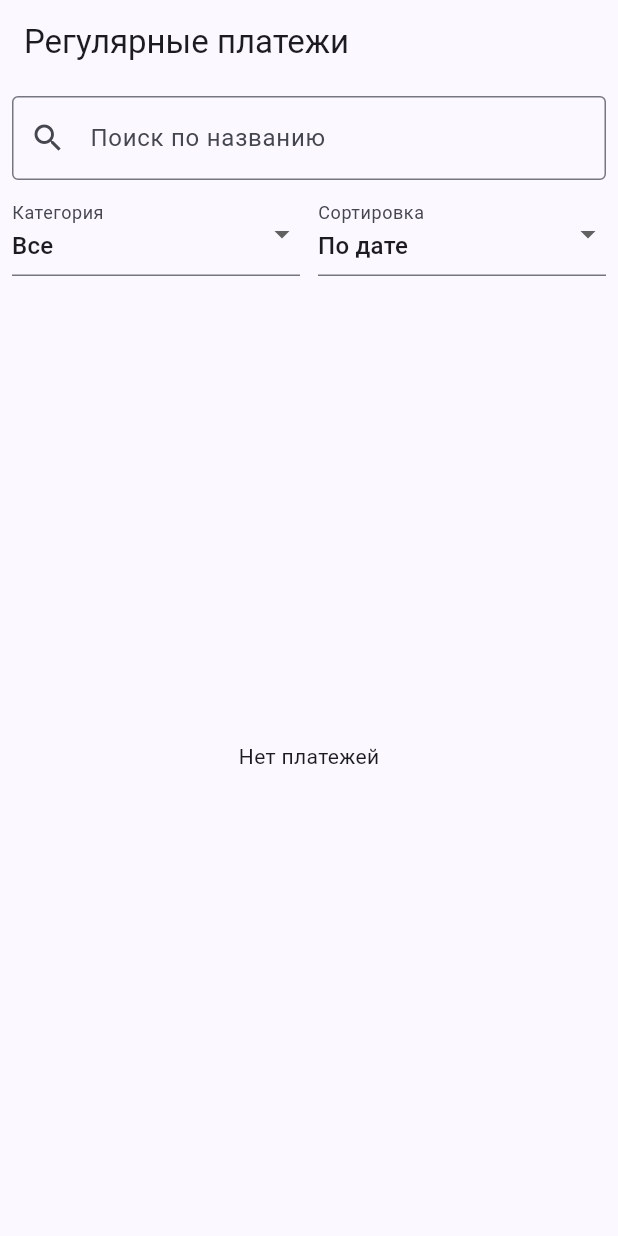
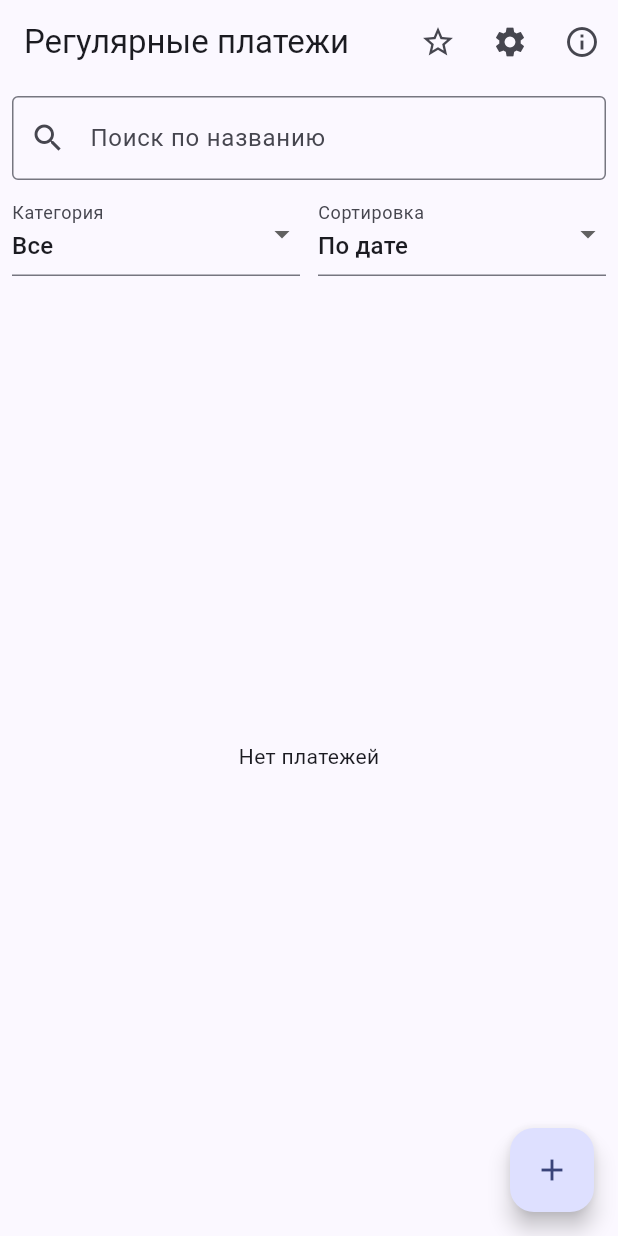
Before and after one commit to WenoSense/Flutter-pr7, a Flutter app: the screen it shows after launch, on a phone screen of 412 x 824 dp. Run offline on Flutter 3.47's test engine with Material 3 defaults, Android fonts, the phone set to English and light mode, and no system bars.

Commit message:
Добавление страничной вертикальной навигации

```diff
--- a/lib/features/payments/screens/payments_list_screen.dart
+++ b/lib/features/payments/screens/payments_list_screen.dart
@@ -2,7 +2,10 @@ import 'package:flutter/material.dart';
 import '../../../data/payment_repository.dart';
 import '../models/payment.dart';
 import '../widgets/payment_card.dart';
-
+import 'payment_form_screen.dart';
+import 'favorites_screen.dart';
+import 'settings_screen.dart';
+import 'about_developer_screen.dart';
 
 enum SortOption { nearestDate, category, amount }
 
@@ -75,6 +78,34 @@ class _PaymentsListScreenState extends State<PaymentsListScreen> {
     return Scaffold(
       appBar: AppBar(
         title: const Text('Регулярные платежи'),
+        actions: [
+          IconButton(
+            icon: const Icon(Icons.star_border),
+            tooltip: 'Избранное',
+            onPressed: () {
+              Navigator.push(
+                context,
+                MaterialPageRoute(builder: (_) => const FavoritesScreen()),
+              );
+            },
+          ),
+          IconButton(
+            icon: const Icon(Icons.settings),
+            tooltip: 'Настройки',
+            onPressed: () => Navigator.push(
+              context,
+              MaterialPageRoute(builder: (_) => const SettingsScreen()),
+            ),
+          ),
+          IconButton(
+            icon: const Icon(Icons.info_outline),
+            tooltip: 'О разработчике',
+            onPressed: () => Navigator.push(
+              context,
+              MaterialPageRoute(builder: (_) => const AboutDeveloperScreen()),
+            ),
+          ),
+        ],
       ),
       body: Column(
         children: [
@@ -138,6 +169,16 @@ class _PaymentsListScreenState extends State<PaymentsListScreen> {
           ),
         ],
       ),
+      floatingActionButton: FloatingActionButton(
+        child: const Icon(Icons.add),
+        tooltip: 'Добавить платёж',
+        onPressed: () {
+          Navigator.push(
+            context,
+            MaterialPageRoute(builder: (_) => const PaymentFormScreen()),
+          );
+        },
+      ),
     );
   }
 }
```
